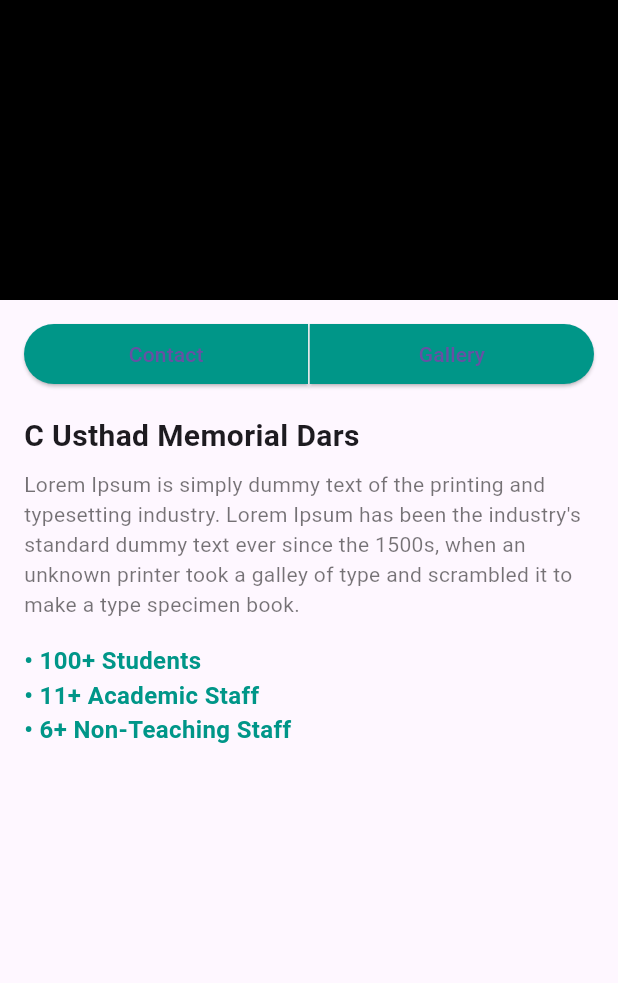
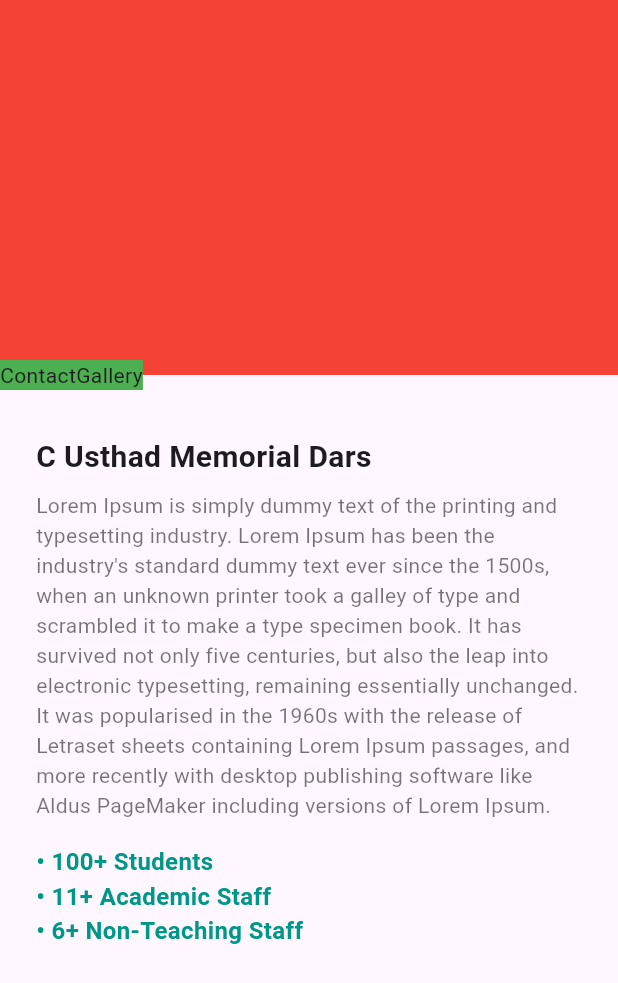
Before and after one commit to muhammedminhajkk/project-badriyya-final, a Flutter app: the Institution screen opened directly, after a tap on "100+ Students", on a phone screen of 412 x 824 dp. Shown: the top 983 px of the screen. Run offline on Flutter 3.47's test engine with Material 3 defaults, Android fonts, the phone set to English and light mode, and no system bars; our stand-ins replace go_router.

Commit message:
minor updates

```diff
--- a/lib/features/public/view/home/pages/home_page.dart
+++ b/lib/features/public/view/home/pages/home_page.dart
@@ -16,8 +16,8 @@ class HomePage extends StatelessWidget {
         children: [
           Expanded(flex: 25, child: TopImageBuilder()),
           SizedBox(height: 20),
-          Expanded(flex: 13, child: HighLights()),
-          Expanded(flex: 36, child: NewsFeedBuilder())
+          Expanded(flex: 14, child: HighLights()),
+          Expanded(flex: 35, child: NewsFeedBuilder())
         ],
       ),
     );
--- a/lib/features/public/view/home/widgets/card_widget.dart
+++ b/lib/features/public/view/home/widgets/card_widget.dart
@@ -31,7 +31,7 @@ class CardWidget extends StatelessWidget {
               Text(
                 title,
                 style: const TextStyle(
-                  fontSize: 14,
+                  fontSize: 16,
                   fontWeight: FontWeight.bold,
                   color: Colors.white,
                 ),
@@ -45,7 +45,7 @@ class CardWidget extends StatelessWidget {
                   const Expanded(
                     child: Text(
                       "Dolor sit amet,consectetur adipiscing elit, sed do eiusmod tempor incididunt ut labore et dolore magna aliqua.",
-                      style: TextStyle(color: Colors.white, fontSize: 8),
+                      style: TextStyle(color: Colors.white, fontSize: 10),
                       maxLines: 3,
                       overflow: TextOverflow
                           .ellipsis, // Add ellipsis if text overflows
--- a/lib/features/public/view/home/widgets/news_feed_builder.dart
+++ b/lib/features/public/view/home/widgets/news_feed_builder.dart
@@ -25,7 +25,7 @@ class NewsFeedBuilder extends StatelessWidget {
           height: 30,
           width: double.infinity,
           child: const Padding(
-            padding: EdgeInsets.only(left: 12.0),
+            padding: EdgeInsets.only(left: 12.0, top: 2),
             child: GradientText("Updates"),
           ),
         ),
@@ -33,7 +33,7 @@ class NewsFeedBuilder extends StatelessWidget {
           children: [
             Expanded(child: SizedBox()),
             Padding(
-              padding: EdgeInsets.only(left: 50, right: 50, bottom: 24),
+              padding: EdgeInsets.only(left: 50, right: 50, bottom: 10),
               child: CustomBottomNavigationBar(currentIndex: 0),
             ),
           ],
--- a/lib/features/public/view/home/widgets/update_text.dart
+++ b/lib/features/public/view/home/widgets/update_text.dart
@@ -4,7 +4,7 @@ class GradientText extends StatelessWidget {
   final String text;
   final double size;
 
-  const GradientText(this.text, {super.key, this.size = 12});
+  const GradientText(this.text, {super.key, this.size = 20});
 
   @override
   Widget build(BuildContext context) {
--- a/lib/features/public/view/more/pages/institution/pages/institution.dart
+++ b/lib/features/public/view/more/pages/institution/pages/institution.dart
@@ -30,25 +30,33 @@ class Institution extends StatelessWidget {
         padding: EdgeInsets.symmetric(horizontal: 12, vertical: 10),
         child: Column(
           children: [
-            InstitutionCard(
+            Expanded(
+              child: InstitutionCard(
                 name: "Usthad Memorial Dars",
                 color: Colors.blueGrey,
                 root: UstadMemorialDars(),
               ),
-            InstitutionCard(
+            ),
+            Expanded(
+              child: InstitutionCard(
                 name: "Youth School",
                 color: Colors.brown,
                 root: UstadMemorialDars(),
               ),
-            InstitutionCard(
+            ),
+            Expanded(
+              child: InstitutionCard(
                 name: "Girls Model Academy",
                 color: Colors.green,
                 root: UstadMemorialDars(),
               ),
-            InstitutionCard(
+            ),
+            Expanded(
+              child: InstitutionCard(
                 name: "Secondary Madrasa",
                 color: Colors.orange,
                 root: UstadMemorialDars(),
+              ),
             ),
           ],
         ),
--- a/lib/features/public/view/more/pages/institution/pages/ustad_memorial_dars.dart
+++ b/lib/features/public/view/more/pages/institution/pages/ustad_memorial_dars.dart
@@ -6,71 +6,34 @@ class UstadMemorialDars extends StatelessWidget {
   @override
   Widget build(BuildContext context) {
     return Scaffold(
-      body: Column(
+      body: Stack(
+        children: [
+          Column(
             crossAxisAlignment: CrossAxisAlignment.start,
             children: [
               Container(
-            height: 200,
+                height: 250,
                 width: double.infinity,
-            color: Colors.black, // Replacing the image with a color
+                color: Colors.red, // Replacing the image with a color
               ),
               Padding(
-            padding: const EdgeInsets.symmetric(horizontal: 16.0, vertical: 12),
+                padding: EdgeInsets.all(24.0),
                 child: Column(
                   crossAxisAlignment: CrossAxisAlignment.start,
                   children: [
-                Row(
-                  mainAxisAlignment: MainAxisAlignment.center,
-                  children: [
-                    Expanded(
-                      child: ElevatedButton(
-                        onPressed: () {},
-                        style: ElevatedButton.styleFrom(
-                          backgroundColor: Colors.teal,
-                          shape: const RoundedRectangleBorder(
-                            borderRadius: BorderRadius.only(
-                              topLeft: Radius.circular(20),
-                              bottomLeft: Radius.circular(20),
+                    SizedBox(height: 16),
+                    Text(
+                      "C Usthad Memorial Dars",
+                      style:
+                          TextStyle(fontSize: 20, fontWeight: FontWeight.bold),
                     ),
-                          ),
-                        ),
-                        child: const Text("Contact"),
-                      ),
-                    ),
-                    Container(
-                      width: 1,
-                      height: 40,
-                      color: Colors.white,
-                    ),
-                    Expanded(
-                      child: ElevatedButton(
-                        onPressed: () {},
-                        style: ElevatedButton.styleFrom(
-                          backgroundColor: Colors.teal,
-                          shape: const RoundedRectangleBorder(
-                            borderRadius: BorderRadius.only(
-                              topRight: Radius.circular(20),
-                              bottomRight: Radius.circular(20),
-                            ),
-                          ),
-                        ),
-                        child: const Text("Gallery"),
-                      ),
-                    ),
-                  ],
-                ),
-                const SizedBox(height: 16),
-                const Text(
-                  "C Usthad Memorial Dars",
-                  style: TextStyle(fontSize: 20, fontWeight: FontWeight.bold),
-                ),
-                const SizedBox(height: 8),
-                const Text(
-                  "Lorem Ipsum is simply dummy text of the printing and typesetting industry. Lorem Ipsum has been the industry's standard dummy text ever since the 1500s, when an unknown printer took a galley of type and scrambled it to make a type specimen book.",
+                    SizedBox(height: 8),
+                    Text(
+                      "Lorem Ipsum is simply dummy text of the printing and typesetting industry. Lorem Ipsum has been the industry's standard dummy text ever since the 1500s, when an unknown printer took a galley of type and scrambled it to make a type specimen book. It has survived not only five centuries, but also the leap into electronic typesetting, remaining essentially unchanged. It was popularised in the 1960s with the release of Letraset sheets containing Lorem Ipsum passages, and more recently with desktop publishing software like Aldus PageMaker including versions of Lorem Ipsum.",
                       style: TextStyle(fontSize: 14, color: Colors.black54),
                     ),
-                const SizedBox(height: 16),
-                const Text(
+                    SizedBox(height: 16),
+                    Text(
                       "• 100+ Students\n"
                       "• 11+ Academic Staff\n"
                       "• 6+ Non-Teaching Staff",
@@ -84,6 +47,17 @@ class UstadMemorialDars extends StatelessWidget {
               ),
             ],
           ),
+          Positioned(
+            top: 240,
+            child: Container(
+              color: Colors.green,
+              child: Row(
+                children: [Text("Contact"), Text("Gallery")],
+              ),
+            ),
+          )
+        ],
+      ),
     );
   }
 }
--- a/lib/features/public/view/more/pages/institution/widgets/institution_card.dart
+++ b/lib/features/public/view/more/pages/institution/widgets/institution_card.dart
@@ -21,7 +21,7 @@ class InstitutionCard extends StatelessWidget {
         },
         child: Container(
           width: double.infinity,
-          height: 160,
+          // height: 160,
           decoration: BoxDecoration(
             color: color,
             borderRadius: BorderRadius.circular(12),
```
Also changed, not shown: lib/features/public/view/home/widgets/news_feed.dart (+9 -10 lines), lib/features/public/view/more/pages/more_page.dart (+11 -22 lines), lib/main.dart (+6 -3 lines), 4 other files. Lines whose indentation alone changed are shown as unchanged.
